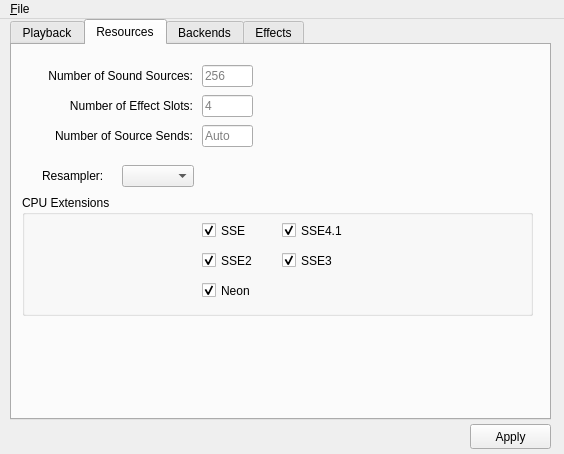
This is utils/alsoft-config/mainwindow.ui in kcat/openal-soft as Qt 5 draws it before an edit. The edited form follows.
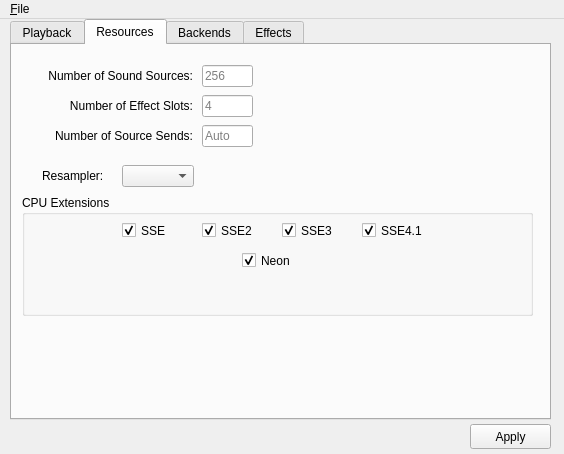
This is the edited form. The open tabs and pages were chosen to show the change. Icons and pictures are not drawn.

Commit message: Reformat the CPU Extensions' checkboxes

The edit to the form file:
```diff
--- a/utils/alsoft-config/mainwindow.ui
+++ b/utils/alsoft-config/mainwindow.ui
@@ -725,7 +725,7 @@
       <widget class="QCheckBox" name="enableSSECheckBox">
        <property name="geometry">
         <rect>
-         <x>180</x>
+         <x>100</x>
          <y>20</y>
          <width>71</width>
          <height>31</height>
@@ -742,7 +742,7 @@
        <property name="geometry">
         <rect>
          <x>180</x>
-         <y>50</y>
+         <y>20</y>
          <width>71</width>
          <height>31</height>
         </rect>
@@ -757,8 +757,8 @@
       <widget class="QCheckBox" name="enableNeonCheckBox">
        <property name="geometry">
         <rect>
-         <x>180</x>
-         <y>80</y>
+         <x>220</x>
+         <y>50</y>
          <width>71</width>
          <height>31</height>
         </rect>
@@ -773,7 +773,7 @@
       <widget class="QCheckBox" name="enableSSE41CheckBox">
        <property name="geometry">
         <rect>
-         <x>260</x>
+         <x>340</x>
          <y>20</y>
          <width>71</width>
          <height>31</height>
@@ -790,7 +790,7 @@
        <property name="geometry">
         <rect>
          <x>260</x>
-         <y>50</y>
+         <y>20</y>
          <width>71</width>
          <height>31</height>
         </rect>
```
